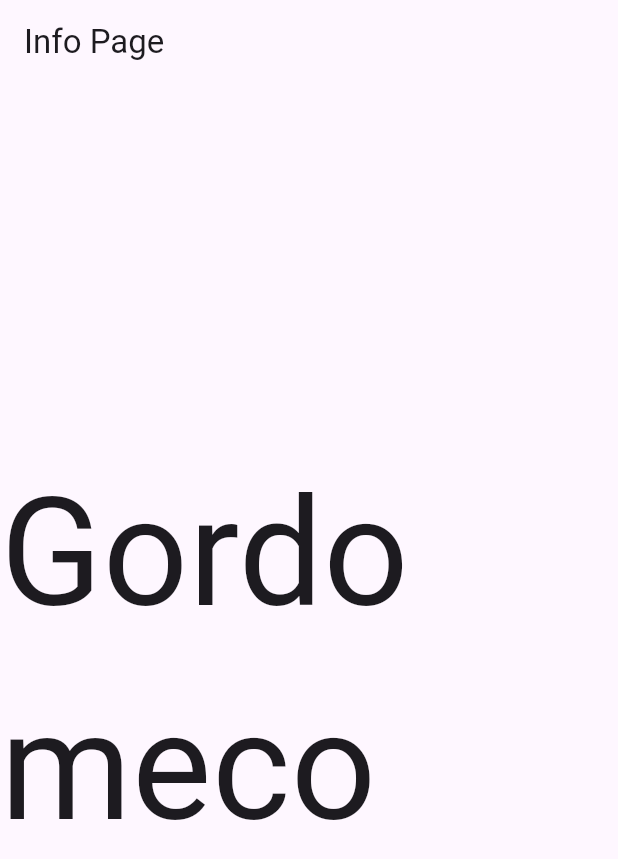
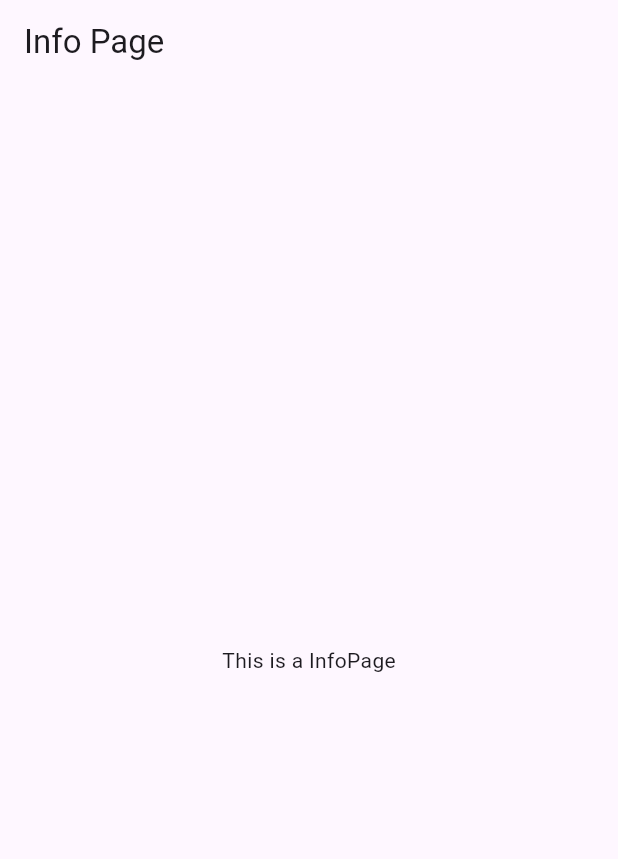
Before and after one commit to LuisEduardo821/app_parcial_uno, a Flutter app: the InfoPage screen opened by its route, on a phone screen of 412 x 824 dp. Shown: the top 859 px of the screen. Run offline on Flutter 3.47's test engine with Material 2 defaults, Android fonts, the phone set to English and light mode, and no system bars; our stand-ins replace go_router.

Commit message:
conflicto resuelto

```diff
--- a/lib/pages/info_page.dart
+++ b/lib/pages/info_page.dart
@@ -10,7 +10,7 @@ class InfoPage extends StatelessWidget {
         title: const Text('Info Page'),
       ),
       body: const Center(
-        child: Text('Gordo meco',style: TextStyle(fontSize: 100),)
+        child: Text('This is a InfoPage'),
         ),
     );
   }
```
